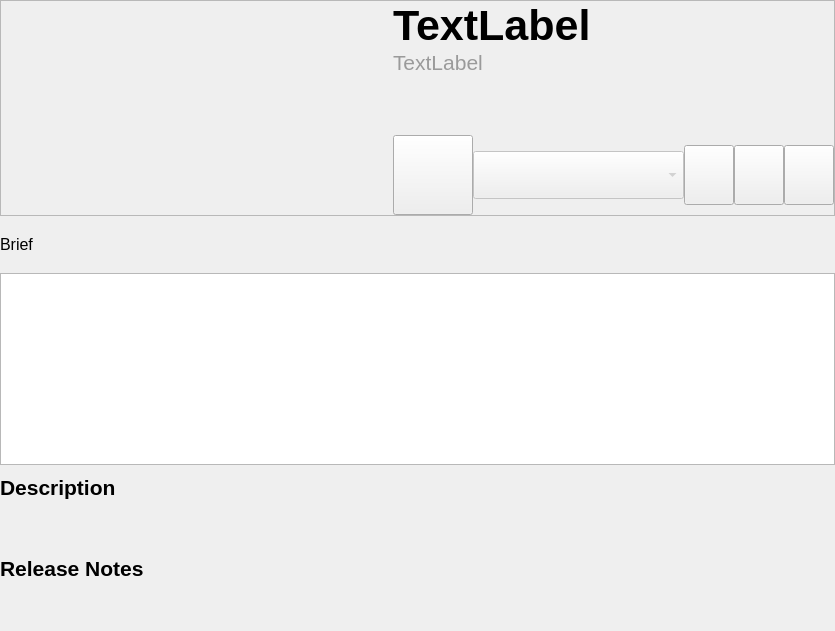
This is ola/client/store/item_form.ui in myapps-directory/myapps-client-store as Qt 5 draws it before an edit. The edited form follows.
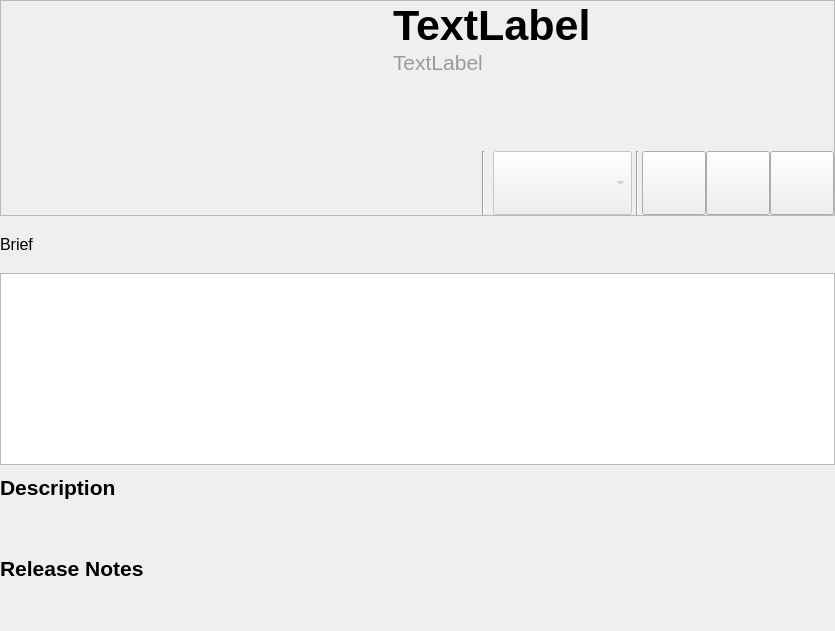
This is the edited form.

What changed in the file:
```diff
--- a/ola/client/store/item_form.ui
+++ b/ola/client/store/item_form.ui
@@ -653,13 +653,13 @@
                 <property name="minimumSize">
                  <size>
                   <width>80</width>
-                  <height>80</height>
+                  <height>64</height>
                  </size>
                 </property>
                 <property name="maximumSize">
                  <size>
                   <width>80</width>
-                  <height>80</height>
+                  <height>64</height>
                  </size>
                 </property>
                 <property name="toolTip">
@@ -684,7 +684,20 @@
                  <bool>false</bool>
                 </property>
                 <property name="flat">
-                 <bool>false</bool>
+                 <bool>true</bool>
+                </property>
+               </widget>
+              </item>
+              <item>
+               <widget class="Line" name="line_9">
+                <property name="minimumSize">
+                 <size>
+                  <width>20</width>
+                  <height>0</height>
+                 </size>
+                </property>
+                <property name="orientation">
+                 <enum>Qt::Vertical</enum>
                 </property>
                </widget>
               </item>
@@ -702,7 +715,7 @@
                 <property name="minimumSize">
                  <size>
                   <width>0</width>
-                  <height>48</height>
+                  <height>64</height>
                  </size>
                 </property>
                 <property name="mouseTracking">
@@ -722,8 +735,8 @@
                 </property>
                 <property name="iconSize">
                  <size>
-                  <width>46</width>
-                  <height>46</height>
+                  <width>60</width>
+                  <height>60</height>
                  </size>
                 </property>
                 <property name="frame">
@@ -731,18 +744,31 @@
                 </property>
                </widget>
               </item>
+              <item>
+               <widget class="Line" name="line_10">
+                <property name="minimumSize">
+                 <size>
+                  <width>10</width>
+                  <height>0</height>
+                 </size>
+                </property>
+                <property name="orientation">
+                 <enum>Qt::Vertical</enum>
+                </property>
+               </widget>
+              </item>
               <item>
                <widget class="QPushButton" name="review_accept_button">
                 <property name="minimumSize">
                  <size>
-                  <width>50</width>
-                  <height>50</height>
+                  <width>64</width>
+                  <height>64</height>
                  </size>
                 </property>
                 <property name="maximumSize">
                  <size>
-                  <width>50</width>
-                  <height>60</height>
+                  <width>64</width>
+                  <height>64</height>
                  </size>
                 </property>
                 <property name="text">
@@ -754,20 +780,26 @@
                   <height>48</height>
                  </size>
                 </property>
+                <property name="default">
+                 <bool>false</bool>
+                </property>
+                <property name="flat">
+                 <bool>false</bool>
+                </property>
                </widget>
               </item>
               <item>
                <widget class="QPushButton" name="review_reject_button">
                 <property name="minimumSize">
                  <size>
-                  <width>50</width>
-                  <height>50</height>
+                  <width>64</width>
+                  <height>64</height>
                  </size>
                 </property>
                 <property name="maximumSize">
                  <size>
-                  <width>50</width>
-                  <height>60</height>
+                  <width>64</width>
+                  <height>64</height>
                  </size>
                 </property>
                 <property name="text">
@@ -779,20 +811,26 @@
                   <height>48</height>
                  </size>
                 </property>
+                <property name="default">
+                 <bool>false</bool>
+                </property>
+                <property name="flat">
+                 <bool>false</bool>
+                </property>
                </widget>
               </item>
               <item>
                <widget class="QPushButton" name="configure_button">
                 <property name="minimumSize">
                  <size>
-                  <width>50</width>
-                  <height>50</height>
+                  <width>64</width>
+                  <height>64</height>
                  </size>
                 </property>
                 <property name="maximumSize">
                  <size>
-                  <width>50</width>
-                  <height>60</height>
+                  <width>64</width>
+                  <height>64</height>
                  </size>
                 </property>
                 <property name="text">
@@ -804,6 +842,12 @@
                   <height>48</height>
                  </size>
                 </property>
+                <property name="default">
+                 <bool>false</bool>
+                </property>
+                <property name="flat">
+                 <bool>false</bool>
+                </property>
                </widget>
               </item>
              </layout>
```
